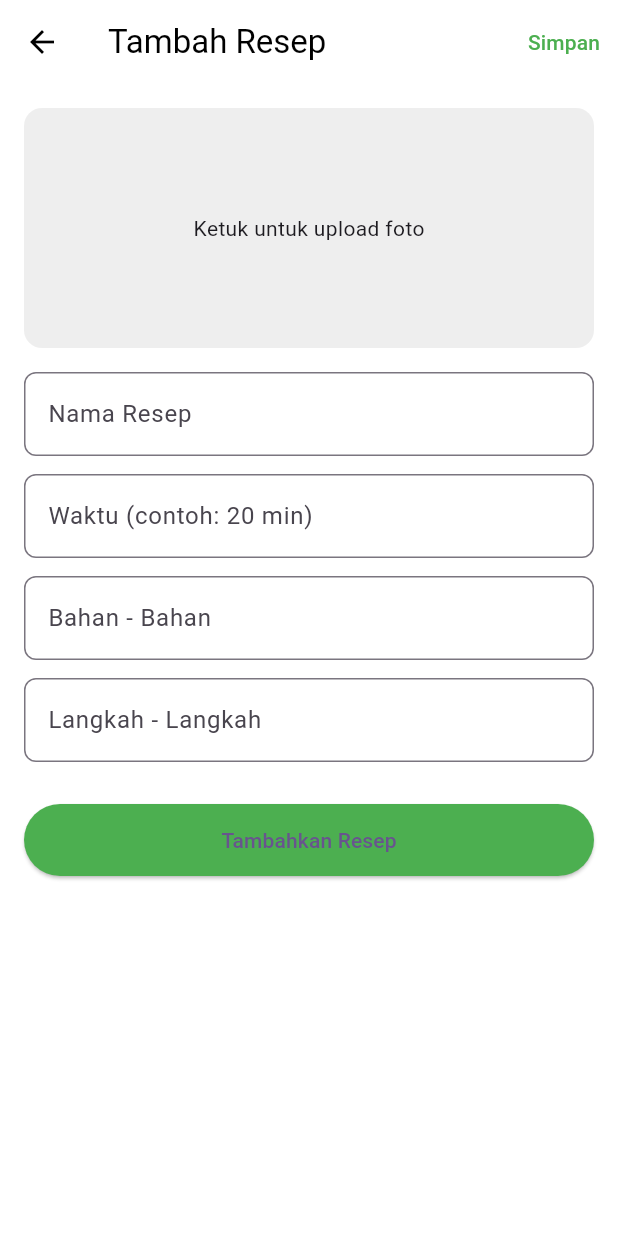
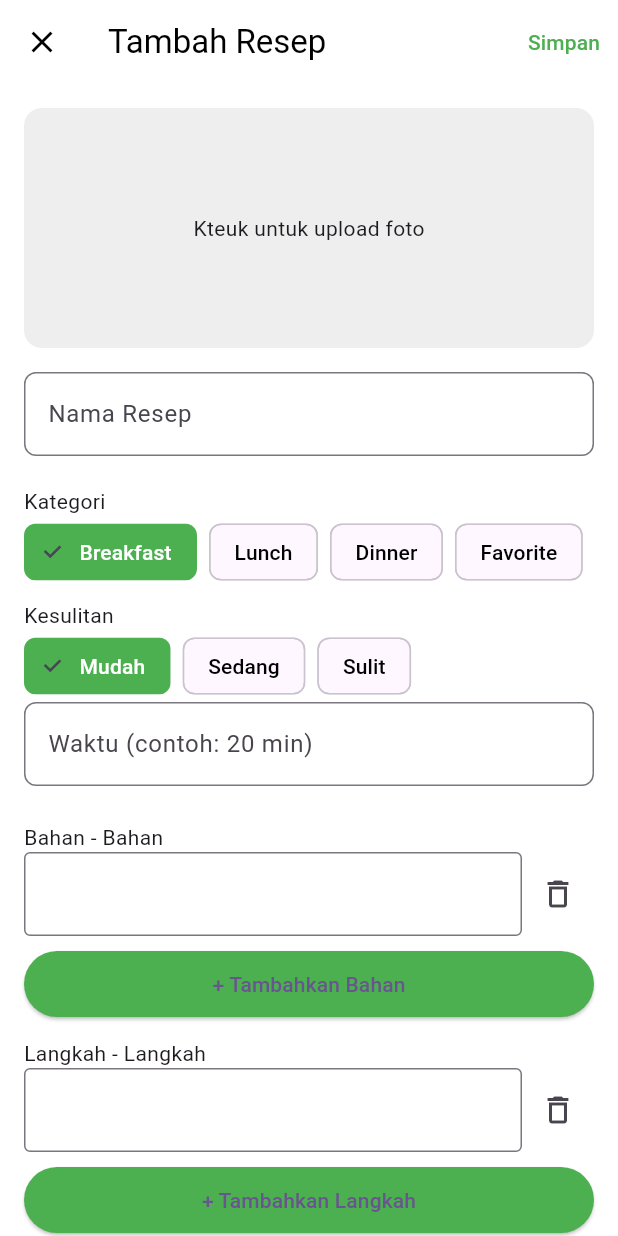
Before and after one commit to Andhika151003/cooknote_tubes, a Flutter app: the TambahView screen opened directly, on a phone screen of 412 x 824 dp. Run offline on Flutter 3.47's test engine with Material 3 defaults, Android fonts, the phone set to English and light mode, and no system bars; our stand-ins replace cloud_firestore, firebase_auth, firebase_core, firebase_storage, image_picker; accounts and stored records are empty.

Commit message:
update tambah view

```diff
--- a/lib/view/dashboard_view.dart
+++ b/lib/view/dashboard_view.dart
@@ -76,7 +76,7 @@ class DashboardView extends StatelessWidget {
                                 top: Radius.circular(16),
                               ),
                               child: Image.network(
-                                recipe.imageurl,
+                                recipe.image_url,
                                 width: double.infinity,
                                 fit: BoxFit.cover,
                                 errorBuilder: (_, __, ___) =>
--- a/lib/view/tambah_view.dart
+++ b/lib/view/tambah_view.dart
@@ -1,11 +1,66 @@
-//tera
-
+import 'dart:io';
 import 'package:flutter/material.dart';
+import 'package:cloud_firestore/cloud_firestore.dart';
+import 'package:firebase_storage/firebase_storage.dart';
+import 'package:image_picker/image_picker.dart';
 
 const Color primaryGreen = Color(0xFF4CAF50);
 
-class TambahView extends StatelessWidget {
+class TambahView extends StatefulWidget {
   const TambahView({super.key});
+
+  @override
+  State<TambahView> createState() => _TambahViewState();
+}
+
+class _TambahViewState extends State<TambahView> {
+  final _titleCtrl = TextEditingController();
+  final _timeCtrl = TextEditingController();
+
+  String selectedCategory = "Breakfast";
+  String selectedDifficulty = "Mudah";
+
+  List<TextEditingController> ingredients = [];
+  List<TextEditingController> steps = [];
+
+  File? imageFile;
+
+  @override
+  void initState() {
+    super.initState();
+    ingredients.add(TextEditingController());
+    steps.add(TextEditingController());
+  }
+
+  Future<void> pickImage() async {
+    final picked = await ImagePicker().pickImage(source: ImageSource.gallery);
+    if (picked != null) {
+      setState(() => imageFile = File(picked.path));
+    }
+  }
+
+  Future<void> saveRecipe() async {
+    if (_titleCtrl.text.isEmpty || imageFile == null) return;
+
+    final imageRef = FirebaseStorage.instance.ref(
+      'recipes/${DateTime.now().millisecondsSinceEpoch}.jpg',
+    );
+
+    await imageRef.putFile(imageFile!);
+    final imageUrl = await imageRef.getDownloadURL();
+
+    await FirebaseFirestore.instance.collection('recipes').add({
+      'title': _titleCtrl.text,
+      'image_url': imageUrl,
+      'category': selectedCategory,
+      'difficulty': selectedDifficulty,
+      'time': _timeCtrl.text,
+      'ingredients': ingredients.map((e) => e.text).toList(),
+      'steps': steps.map((e) => e.text).toList(),
+    });
+
+    Navigator.pop(context); // balik ke dashboard
+  }
 
   @override
   Widget build(BuildContext context) {
@@ -14,16 +69,17 @@ class TambahView extends StatelessWidget {
 
       appBar: AppBar(
         title: const Text("Tambah Resep"),
+        foregroundColor: Colors.black,
         backgroundColor: Colors.white,
         elevation: 0,
-        foregroundColor: Colors.black,
+        leading: IconButton(
+          icon: const Icon(Icons.close),
+          onPressed: () => Navigator.pop(context),
+        ),
         actions: [
           TextButton(
-            onPressed: () => Navigator.pop(context),
-            child: const Text(
-              "Simpan",
-              style: TextStyle(color: primaryGreen),
-            ),
+            onPressed: saveRecipe,
+            child: const Text("Simpan", style: TextStyle(color: primaryGreen)),
           ),
         ],
       ),
@@ -31,55 +87,134 @@ class TambahView extends StatelessWidget {
       body: SingleChildScrollView(
         padding: const EdgeInsets.all(16),
         child: Column(
+          crossAxisAlignment: CrossAxisAlignment.start,
           children: [
+            /// UPLOAD FOTO
             GestureDetector(
-              onTap: () {
-                // placeholder upload image
-              },
+              onTap: pickImage,
               child: Container(
                 height: 160,
                 decoration: BoxDecoration(
                   color: Colors.grey[200],
                   borderRadius: BorderRadius.circular(12),
+                  image: imageFile != null
+                      ? DecorationImage(
+                          image: FileImage(imageFile!),
+                          fit: BoxFit.cover,
+                        )
+                      : null,
                 ),
-                child: const Center(
-                  child: Text("Ketuk untuk upload foto"),
-                ),
+                child: imageFile == null
+                    ? const Center(child: Text("Kteuk untuk upload foto"))
+                    : null,
               ),
             ),
 
             const SizedBox(height: 16),
-            _input("Nama Resep"),
-            _input("Waktu (contoh: 20 min)"),
-            _input("Bahan - Bahan"),
-            _input("Langkah - Langkah"),
-            const SizedBox(height: 16),
+            _input("Nama Resep", _titleCtrl),
 
-            ElevatedButton(
-              style: ElevatedButton.styleFrom(
-                backgroundColor: primaryGreen,
-                minimumSize: const Size(double.infinity, 48),
-              ),
-              onPressed: () => Navigator.pop(context),
-              child: const Text("Tambahkan Resep"),
+            const SizedBox(height: 8),
+            const Text("Kategori"),
+            _chipGroup(
+              ["Breakfast", "Lunch", "Dinner", "Favorite"],
+              selectedCategory,
+              (v) => setState(() => selectedCategory = v),
             ),
+
+            const SizedBox(height: 8),
+            const Text("Kesulitan"),
+            _chipGroup(
+              ["Mudah", "Sedang", "Sulit"],
+              selectedDifficulty,
+              (v) => setState(() => selectedDifficulty = v),
+            ),
+
+            _input("Waktu (contoh: 20 min)", _timeCtrl),
+
+            const SizedBox(height: 12),
+            const Text("Bahan - Bahan"),
+            ..._dynamicList(ingredients, "Tambahkan Bahan"),
+
+            const SizedBox(height: 12),
+            const Text("Langkah - Langkah"),
+            ..._dynamicList(steps, "Tambahkan Langkah"),
           ],
         ),
       ),
     );
   }
 
-  Widget _input(String label) {
+  Widget _input(String label, TextEditingController controller) {
     return Padding(
       padding: const EdgeInsets.only(bottom: 12),
       child: TextField(
+        controller: controller,
         decoration: InputDecoration(
           labelText: label,
-          border: OutlineInputBorder(
-            borderRadius: BorderRadius.circular(8),
-          ),
+          border: OutlineInputBorder(borderRadius: BorderRadius.circular(8)),
         ),
       ),
     );
   }
+
+  Widget _chipGroup(
+    List<String> items,
+    String selected,
+    Function(String) onTap,
+  ) {
+    return Wrap(
+      spacing: 8,
+      children: items.map((e) {
+        final active = selected == e;
+        return ChoiceChip(
+          label: Text(e),
+          selected: active,
+          selectedColor: primaryGreen,
+          onSelected: (_) => onTap(e),
+          labelStyle: TextStyle(color: active ? Colors.white : Colors.black),
+        );
+      }).toList(),
+    );
+  }
+
+  List<Widget> _dynamicList(
+    List<TextEditingController> list,
+    String buttonLabel,
+  ) {
+    return [
+      ...list.asMap().entries.map(
+        (e) => Padding(
+          padding: const EdgeInsets.only(bottom: 8),
+          child: Row(
+            children: [
+              Expanded(
+                child: TextField(
+                  controller: e.value,
+                  decoration: const InputDecoration(
+                    border: OutlineInputBorder(),
+                  ),
+                ),
+              ),
+              IconButton(
+                icon: const Icon(Icons.delete_outline),
+                onPressed: () {
+                  setState(() => list.removeAt(e.key));
+                },
+              ),
+            ],
+          ),
+        ),
+      ),
+      ElevatedButton(
+        style: ElevatedButton.styleFrom(
+          backgroundColor: primaryGreen,
+          minimumSize: const Size(double.infinity, 44),
+        ),
+        onPressed: () {
+          setState(() => list.add(TextEditingController()));
+        },
+        child: Text("+ $buttonLabel"),
+      ),
+    ];
+  }
 }
--- a/pubspec.yaml
+++ b/pubspec.yaml
@@ -37,6 +37,8 @@ dependencies:
   firebase_core: ^4.3.0
   firebase_auth: ^6.1.3
   cloud_firestore: ^6.1.1
+  firebase_storage: ^13.0.5
+  image_picker: ^1.2.1
 
 dev_dependencies:
   flutter_test:
```
Also changed, not shown: pubspec.lock, 5 other files.
